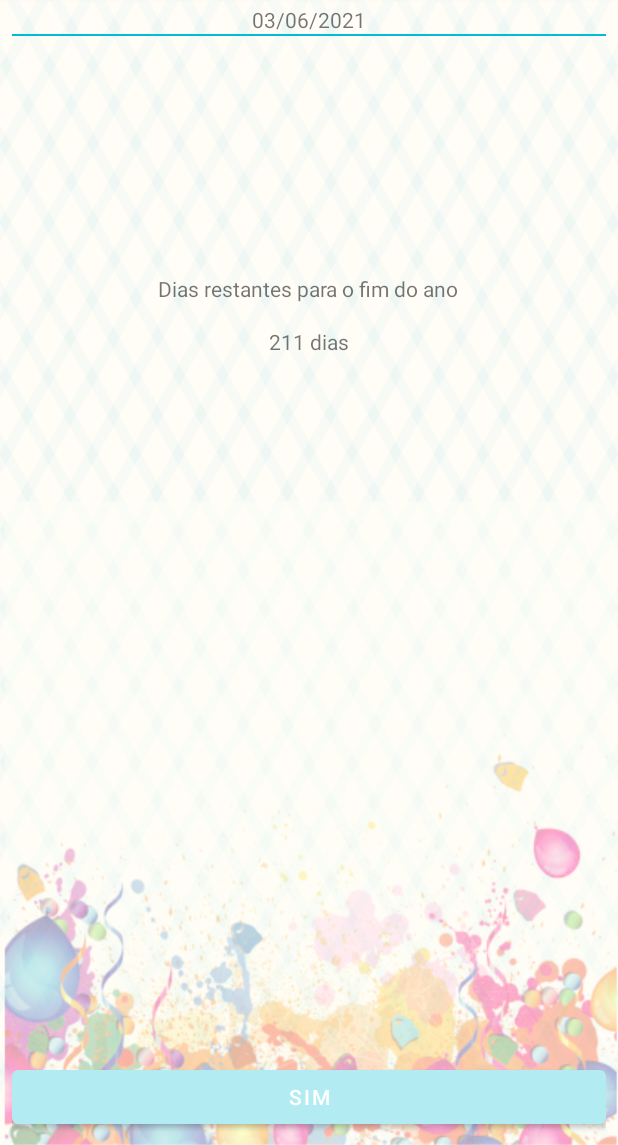
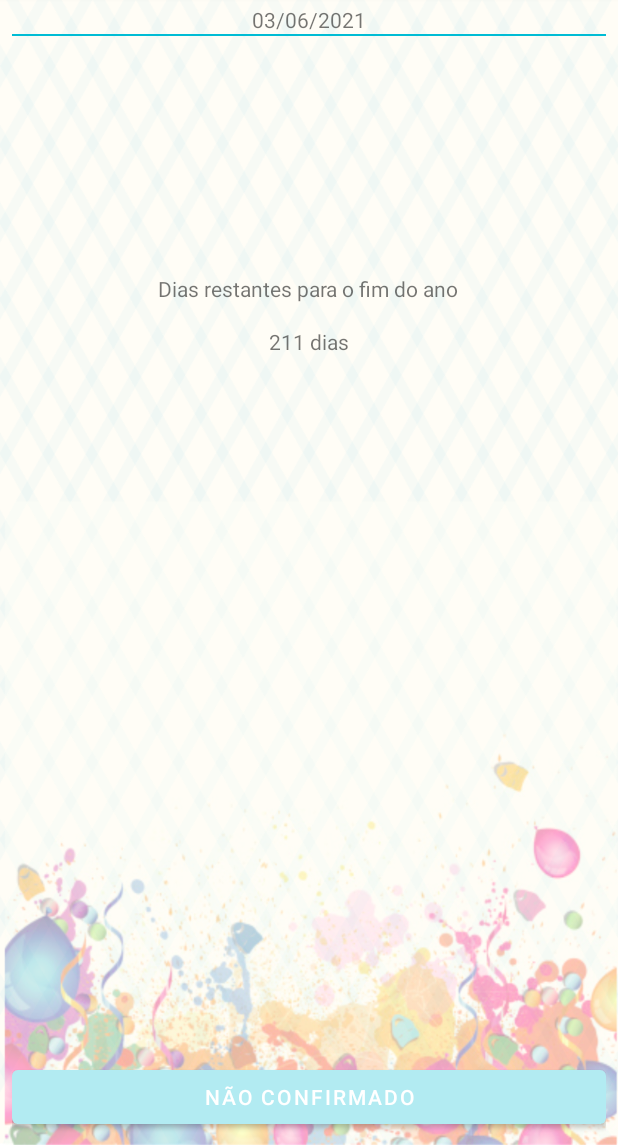
Before and after one commit to Leonardo-de-Andrade/reveillon-app, an Android app: the screen it shows after launch (MainActivity), on a phone screen of 412 x 824 dp, the part 91-1236 px from its top. Run offline under Robolectric (Android 15) with nearby library versions, the phone set to English and light mode, and no system bars.

Commit message:
adicao da classe de constantes e continuacao da activity details

```diff
--- a/app/src/main/java/com/leonardoandrade/reveillon/view/MainActivity.java
+++ b/app/src/main/java/com/leonardoandrade/reveillon/view/MainActivity.java
@@ -9,6 +9,8 @@ import android.widget.Button;
 import android.widget.TextView;
 
 import com.leonardoandrade.reveillon.R;
+import com.leonardoandrade.reveillon.constant.ReveillonConstants;
+import com.leonardoandrade.reveillon.data.SercurityPreferences;
 
 import java.text.SimpleDateFormat;
 import java.util.Calendar;
@@ -16,12 +18,15 @@ import java.util.Calendar;
 public class MainActivity extends AppCompatActivity implements View.OnClickListener {
 
     private ViewHolder mViewHolder = new ViewHolder();
+    private SercurityPreferences mPreferences;
     private static final SimpleDateFormat SIMPLES_DATE_FORMAT = new SimpleDateFormat("dd/MM/yyyy");
 
     @Override
     protected void onCreate(Bundle savedInstanceState) {
         super.onCreate(savedInstanceState);
         setContentView(R.layout.activity_main);
+
+        this.mPreferences = new SercurityPreferences(this);
 
         this.mViewHolder.textToday = findViewById(R.id.text_today);
         this.mViewHolder.textDaysLeft = findViewById(R.id.text_days_left);
@@ -33,6 +38,7 @@ public class MainActivity extends AppCompatActivity implements View.OnClickListe
         this.mViewHolder.textToday.setText(SIMPLES_DATE_FORMAT.format(Calendar.getInstance().getTime()));
         this.mViewHolder.textDaysLeft.setText(daysLeft);
 
+        this.verifyPrensence();
     }
 
     @Override
@@ -40,6 +46,17 @@ public class MainActivity extends AppCompatActivity implements View.OnClickListe
         if (v.getId() == R.id.button_confirm) {
             Intent intent = new Intent(this, DetailsActivity.class);
             startActivity(intent);
+        }
+    }
+
+    private void verifyPrensence() {
+        String presence = this.mPreferences.getStoreString(ReveillonConstants.PRESENCE_KEY);
+        if (presence.equals("")) {
+            this.mViewHolder.buttonConfirm.setText(R.string.nao_confirmado);
+        } else if (presence.equals(ReveillonConstants.CONFIRMATION_YES)) {
+            this.mViewHolder.buttonConfirm.setText(R.string.sim);
+        } else {
+            this.mViewHolder.buttonConfirm.setText(R.string.nao);
         }
     }
 
--- a/app/src/main/res/values/strings.xml
+++ b/app/src/main/res/values/strings.xml
@@ -3,4 +3,7 @@
     <string name="dias_restantes_para_o_fim_do_ano">Dias restantes para o fim do ano</string>
     <string name="voc_vai_participar">Você vai participar?</string>
     <string name="dias">dias</string>
+    <string name="sim">Sim</string>
+    <string name="nao">Não</string>
+    <string name="nao_confirmado">Não confirmado</string>
 </resources>
```
Also changed, not shown: app/src/main/java/com/leonardoandrade/reveillon/constant/ReveillonConstants.java (added, +8 -0 lines), app/src/main/java/com/leonardoandrade/reveillon/view/DetailsActivity.java (+17 -2 lines).
